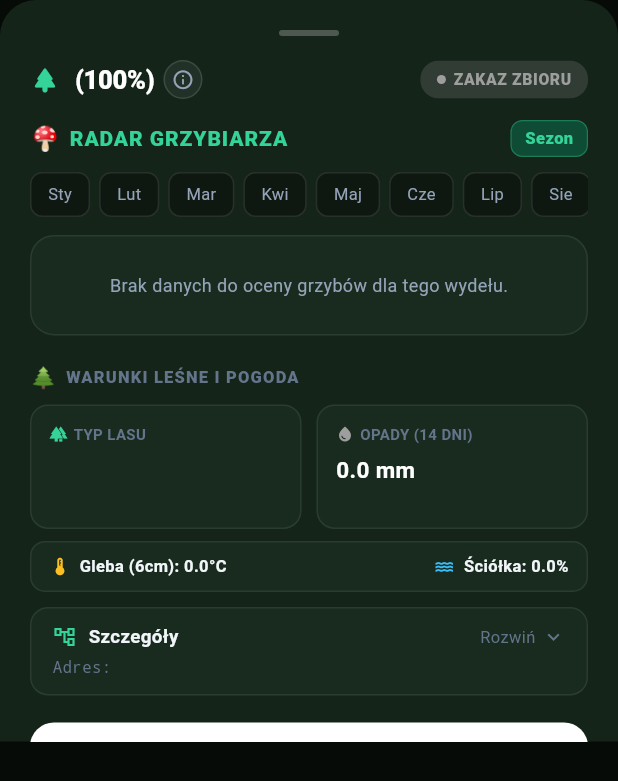
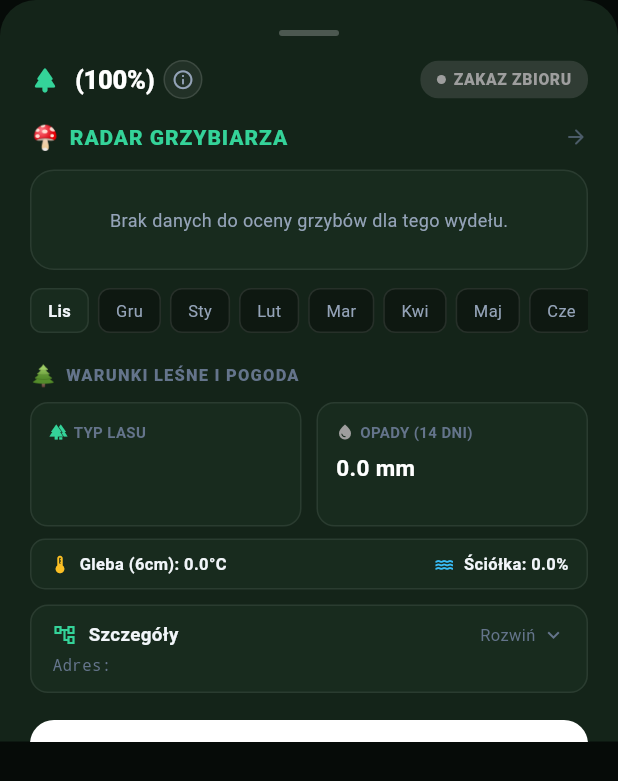
Before and after one commit to BacharaOleh/GrzybMap, a Flutter app: the ParcelBottomSheet widget shown alone on an empty page, opened directly with empty values, on a phone screen of 412 x 824 dp. Shown: the top 781 px of the screen. Run offline on Flutter 3.47's test engine with Material 3 defaults, Android fonts, the light colour scheme and no system bars; our stand-ins replace dio, flutter_map, flutter_riverpod, geolocator, latlong2, shared_preferences; accounts and stored records are empty.

Commit message:
feat: polish mushroom radar carousel UI with cyclical months and clean cards

```diff
--- a/grzybmap_app/lib/features/map/presentation/widgets/parcel_bottom_sheet.dart
+++ b/grzybmap_app/lib/features/map/presentation/widgets/parcel_bottom_sheet.dart
@@ -90,25 +90,6 @@ class _ParcelBottomSheetState extends State<ParcelBottomSheet> {
     });
   }
 
-  String _monthName(int month) {
-    const months = [
-      '',
-      'Styczeń',
-      'Luty',
-      'Marzec',
-      'Kwiecień',
-      'Maj',
-      'Czerwiec',
-      'Lipiec',
-      'Sierpień',
-      'Wrzesień',
-      'Październik',
-      'Listopad',
-      'Grudzień',
-    ];
-    return month >= 1 && month <= 12 ? months[month] : 'Sezon';
-  }
-
   String _shortMonthName(int month) {
     const months = [
       '',
@@ -459,41 +440,34 @@ class _ParcelBottomSheetState extends State<ParcelBottomSheet> {
                         ),
                       ],
                     ),
-                    Container(
-                      padding: const EdgeInsets.symmetric(
-                        horizontal: 9,
-                        vertical: 3.5,
-                      ),
-                      decoration: BoxDecoration(
-                        color: AppColors.emeraldDeep.withValues(alpha: 0.35),
-                        borderRadius: BorderRadius.circular(8),
-                        border: Border.all(
-                          color: AppColors.emeraldNeon.withValues(alpha: 0.35),
-                          width: 0.8,
-                        ),
-                      ),
-                      child: Text(
-                        _monthName(_selectedMonth),
-                        style: const TextStyle(
-                          fontSize: 11,
-                          color: AppColors.emeraldNeon,
-                          fontWeight: FontWeight.w800,
-                        ),
-                      ),
+                    Icon(
+                      Icons.arrow_forward_rounded,
+                      size: 16,
+                      color: AppColors.textDim.withValues(alpha: 0.7),
                     ),
                   ],
                 ),
                 const SizedBox(height: 10),
 
-                // Interactive Month Selector (1-12)
+                // Scored mushrooms list (Horizontal Mushroom Carousel)
+                _buildMushroomCarousel(context),
+
+                const SizedBox(height: 12),
+
+                // Interactive Month Selector (cyclically ordered starting with current month)
                 SingleChildScrollView(
                   scrollDirection: Axis.horizontal,
                   physics: const BouncingScrollPhysics(),
                   child: Row(
-                    children: List.generate(12, (index) {
-                      final m = index + 1;
+                    children: () {
+                      final currentRealMonth = DateTime.now().month;
+                      final orderedMonths = List.generate(
+                        12,
+                        (index) => ((currentRealMonth - 1 + index) % 12) + 1,
+                      );
+                      return orderedMonths.map((m) {
                         final isSelected = m == _selectedMonth;
-                      final isRealMonth = m == DateTime.now().month;
+                        final isRealMonth = m == currentRealMonth;
                         return Padding(
                           padding: const EdgeInsets.only(right: 6),
                           child: InkWell(
@@ -540,13 +514,10 @@ class _ParcelBottomSheetState extends State<ParcelBottomSheet> {
                             ),
                           ),
                         );
-                    }),
-                  ),
-                ),
-                const SizedBox(height: 12),
-
-                // Scored mushrooms list (Horizontal Mushroom Carousel)
-                _buildMushroomCarousel(context),
+                      }).toList();
+                    }(),
+                  ),
+                ),
 
                 const SizedBox(height: 18),
 
@@ -839,35 +810,8 @@ class _ParcelBottomSheetState extends State<ParcelBottomSheet> {
     return Column(
       crossAxisAlignment: CrossAxisAlignment.start,
       children: [
-        // Section Header matching mockup: "🎯 PROGNOZA GRZYBOWA (Przesuń w prawo ➔)"
-        const Row(
-          children: [
-            Text('🎯', style: TextStyle(fontSize: 14)),
-            SizedBox(width: 6),
-            Text(
-              'PROGNOZA GRZYBOWA',
-              style: TextStyle(
-                fontSize: 12,
-                fontWeight: FontWeight.w800,
-                color: Colors.white,
-                letterSpacing: 0.5,
-              ),
-            ),
-            SizedBox(width: 6),
-            Text(
-              '(Przesuń w prawo ➔)',
-              style: TextStyle(
-                fontSize: 11,
-                color: AppColors.textDim,
-                fontWeight: FontWeight.w500,
-              ),
-            ),
-          ],
-        ),
-        const SizedBox(height: 10),
-
         SizedBox(
-          height: 335,
+          height: 310,
           child: ListView.separated(
             scrollDirection: Axis.horizontal,
             physics: const BouncingScrollPhysics(),
@@ -897,18 +841,30 @@ class _ParcelBottomSheetState extends State<ParcelBottomSheet> {
         ),
         const SizedBox(height: 10),
 
-        // Indicator Dots matching mockup
-        Row(
-          mainAxisAlignment: MainAxisAlignment.center,
-          children: List.generate(
-            _currentMatches.length.clamp(1, 6),
-            (dotIndex) => Container(
-              width: dotIndex == 0 ? 16 : 6,
-              height: 6,
-              margin: const EdgeInsets.symmetric(horizontal: 3),
-              decoration: BoxDecoration(
-                color: dotIndex == 0 ? Colors.white : Colors.white24,
-                borderRadius: BorderRadius.circular(3),
+        // Minimalist horizontal scroll slider indicator
+        Center(
+          child: Container(
+            width: 44,
+            height: 3.5,
+            decoration: BoxDecoration(
+              color: Colors.white.withValues(alpha: 0.12),
+              borderRadius: BorderRadius.circular(2),
+            ),
+            child: Align(
+              alignment: Alignment.centerLeft,
+              child: Container(
+                width: 18,
+                height: 3.5,
+                decoration: BoxDecoration(
+                  color: AppColors.emeraldNeon,
+                  borderRadius: BorderRadius.circular(2),
+                  boxShadow: [
+                    BoxShadow(
+                      color: AppColors.emeraldNeon.withValues(alpha: 0.5),
+                      blurRadius: 4,
+                    ),
+                  ],
+                ),
               ),
             ),
           ),
@@ -1178,9 +1134,7 @@ class _CarouselMushroomCard extends StatelessWidget {
           child: Column(
             crossAxisAlignment: CrossAxisAlignment.start,
             children: [
-              // 1. Large Top Photo with hint badge
-              Stack(
-                children: [
+              // 1. Large Top Photo
               MushroomPhotoWidget(
                 assetPath: m.photoAsset,
                 width: double.infinity,
@@ -1188,35 +1142,6 @@ class _CarouselMushroomCard extends StatelessWidget {
                 borderRadius: 16,
                 borderColor: Colors.white.withValues(alpha: 0.08),
                 borderWidth: 1.0,
-                  ),
-                  Positioned(
-                    top: 8,
-                    right: 8,
-                    child: Container(
-                      padding: const EdgeInsets.symmetric(horizontal: 7, vertical: 3),
-                      decoration: BoxDecoration(
-                        color: Colors.black.withValues(alpha: 0.75),
-                        borderRadius: BorderRadius.circular(8),
-                        border: Border.all(color: Colors.white24, width: 0.8),
-                      ),
-                      child: const Row(
-                        mainAxisSize: MainAxisSize.min,
-                        children: [
-                          Icon(Icons.zoom_in_rounded, size: 12, color: Colors.white),
-                          SizedBox(width: 4),
-                          Text(
-                            'Atlas & foto',
-                            style: TextStyle(
-                              fontSize: 9.5,
-                              fontWeight: FontWeight.w700,
-                              color: Colors.white,
-                            ),
-                          ),
-                        ],
-                      ),
-                    ),
-                  ),
-                ],
               ),
 
           const SizedBox(height: 10),
@@ -1299,16 +1224,24 @@ class _CarouselMushroomCard extends StatelessWidget {
 
           const SizedBox(height: 6),
 
-          // 3. Season Status Row
-          Text(
-            'Wysyp: ${result.chanceCategory}${result.positiveReasons.isNotEmpty ? ' • ${result.positiveReasons.first}' : ''}',
-            style: const TextStyle(
-              fontSize: 11.5,
-              fontWeight: FontWeight.w600,
-              color: Colors.white70,
-            ),
-            maxLines: 1,
-            overflow: TextOverflow.ellipsis,
+          // Minimalist expand chevron ("птичка" down)
+          Center(
+            child: Container(
+              padding: const EdgeInsets.symmetric(horizontal: 10, vertical: 2),
+              decoration: BoxDecoration(
+                color: Colors.white.withValues(alpha: 0.04),
+                borderRadius: BorderRadius.circular(10),
+                border: Border.all(
+                  color: Colors.white.withValues(alpha: 0.08),
+                  width: 0.8,
+                ),
+              ),
+              child: const Icon(
+                Icons.keyboard_arrow_down_rounded,
+                size: 20,
+                color: AppColors.emeraldNeon,
+              ),
+            ),
           ),
 
           const Spacer(),
```
Lines whose indentation alone changed are shown as unchanged.
